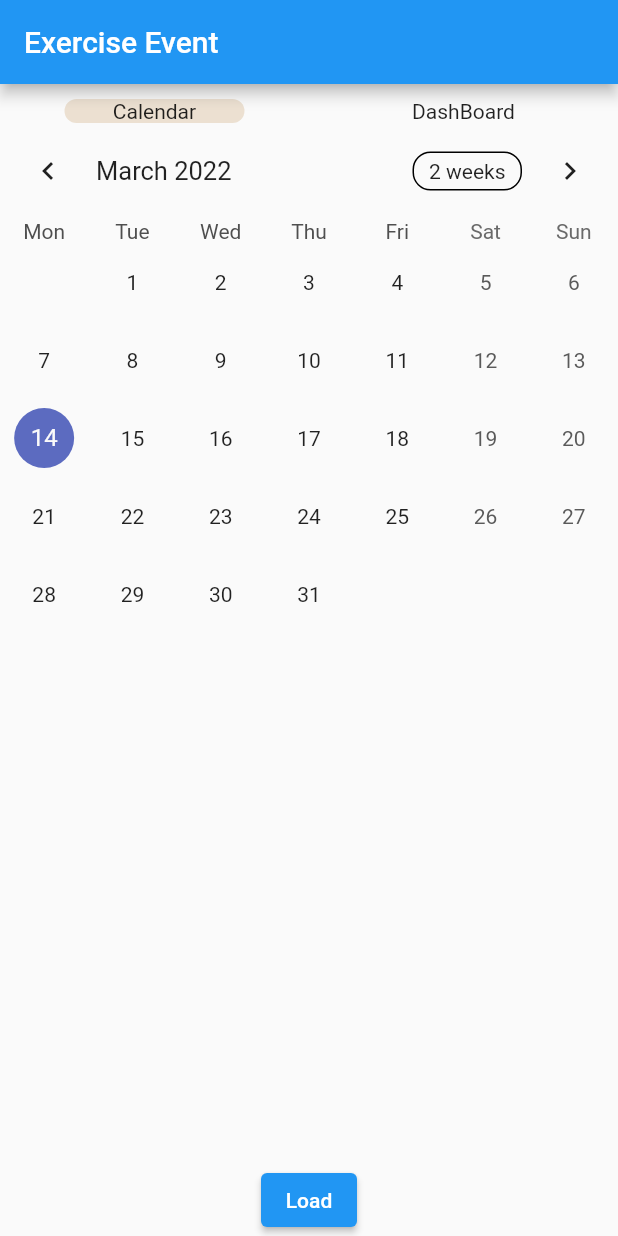
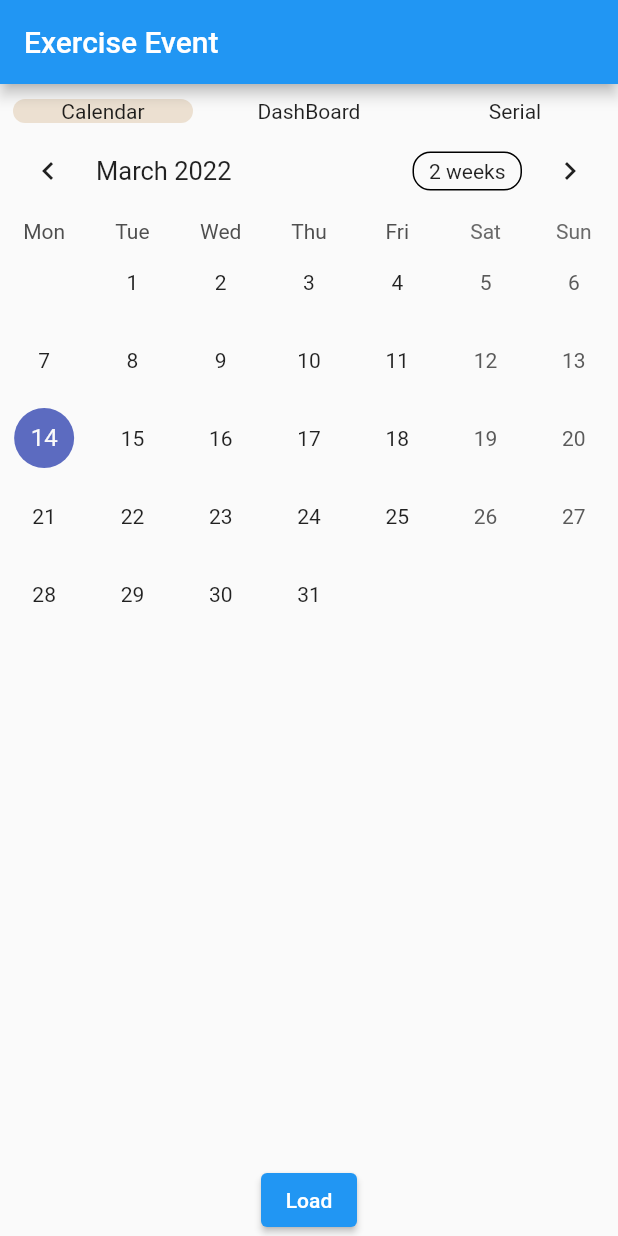
Before and after one commit to juntai-stark/exercise_app, a Flutter app: the screen it shows after launch, on a phone screen of 412 x 824 dp. Run offline on Flutter 3.47's test engine with Material 2 defaults, Android fonts, the phone set to English and light mode, and no system bars; drawn by our look-alikes of table_calendar; our stand-ins replace sqflite; missing offline and left inert: usb_serial; accounts and stored records are empty.

Commit message:
시리얼통신 예제 위젯 추가

```diff
--- a/lib/main.dart
+++ b/lib/main.dart
@@ -1,6 +1,7 @@
 import 'dart:async';
 
 import 'package:exercise_dashboard/dashboard.dart';
+import 'package:exercise_dashboard/Serial/serial.dart';
 import 'package:flutter/material.dart';
 import 'package:table_calendar/table_calendar.dart';
 import '../utils.dart';
@@ -32,8 +33,6 @@ class TableEvents extends StatefulWidget {
 
 class _TableEventsState extends State<TableEvents> {
   String tag = "0";
-  bool _toggle = true;
-  bool _toggle2 = false;
 
   late ValueNotifier<List<Event>> _selectedEvents;
   CalendarFormat _calendarFormat = CalendarFormat.month;
@@ -150,17 +149,13 @@ class _TableEventsState extends State<TableEvents> {
                   InkWell(
                     onTap: () {
                       setState(() {
-                        if (_toggle != true) {
-                          _toggle = true;
-                          _toggle2 = false;
-                        }
                         tag = "0";
                       });
                     },
                     child: Container(
                         decoration: BoxDecoration(
                           borderRadius: BorderRadius.circular(15),
-                          color: _toggle != true
+                          color: tag != "0"
                               ? Colors.transparent
                               : Color(0xffece0d1),
                         ),
@@ -174,22 +169,37 @@ class _TableEventsState extends State<TableEvents> {
                     onTap: () {
                       setState(() {
                         tag = "1";
-                        if (_toggle2 != true) {
-                          _toggle = false;
-                          _toggle2 = true;
-                        }
                       });
                     },
                     child: Container(
                         decoration: BoxDecoration(
                           borderRadius: BorderRadius.circular(15),
-                          color: _toggle2 != true
+                          color: tag != "1"
                               ? Colors.transparent
                               : Color(0xffece0d1),
                         ),
                         width: 120,
                         child: const Text(
                           "DashBoard",
+                          textAlign: TextAlign.center,
+                        )),
+                  ),
+                   InkWell(
+                    onTap: () {
+                      setState(() {
+                        tag = "2";
+                      });
+                    },
+                    child: Container(
+                        decoration: BoxDecoration(
+                          borderRadius: BorderRadius.circular(15),
+                          color: tag != "2"
+                              ? Colors.transparent
+                              : Color(0xffece0d1),
+                        ),
+                        width: 120,
+                        child: const Text(
+                          "Serial",
                           textAlign: TextAlign.center,
                         )),
                   ),
@@ -270,6 +280,8 @@ class _TableEventsState extends State<TableEvents> {
                 ),
               ] else if (tag == "1") ...[
                 Dashboard()
+              ] else if (tag == "2") ...[
+                Serial()
               ]
             ]),
     );
```
Also changed, not shown: lib/Serial/serial.dart (added, +168 -0 lines).
